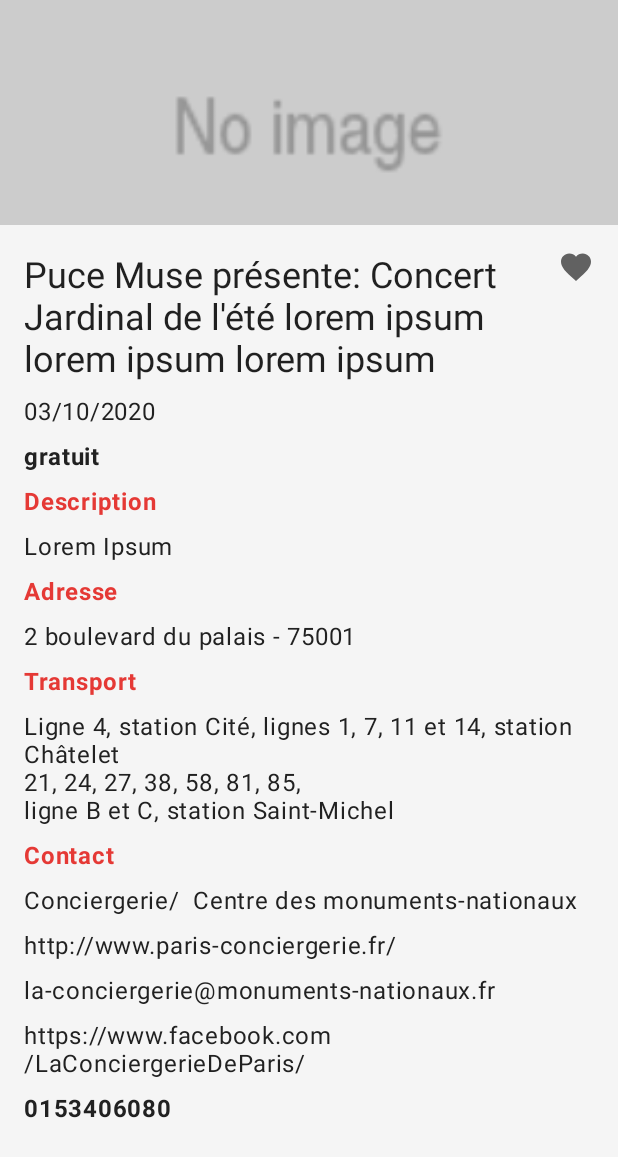
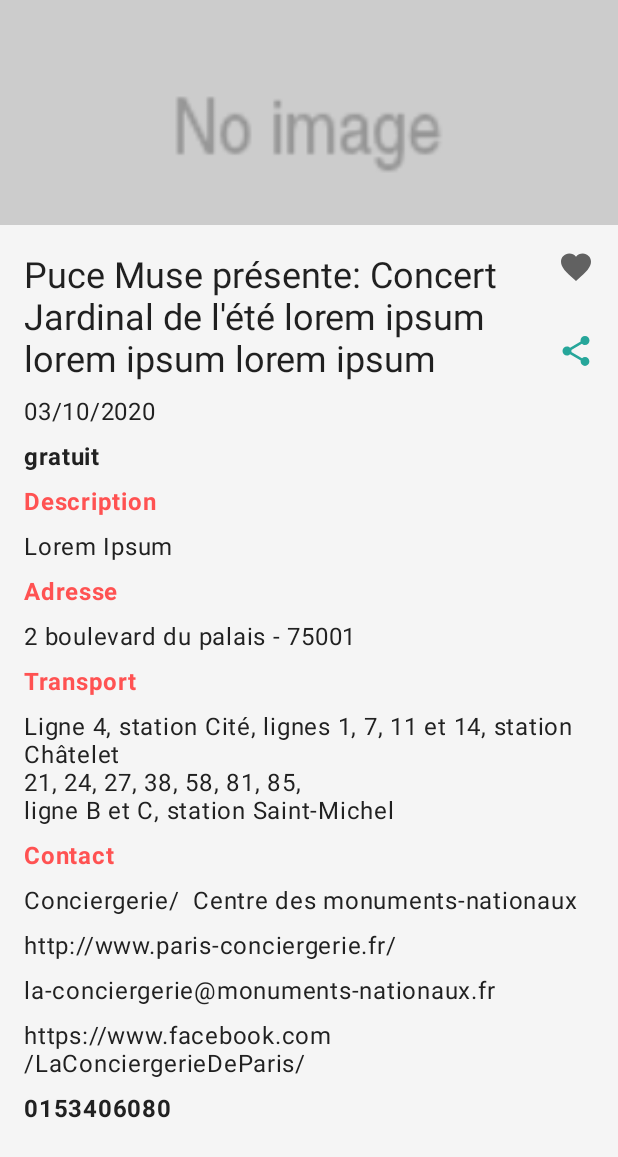
Before and after one commit to anacicconi/events-calendar, an Android app: the layout fragment_event_details.xml on its own in the app's theme, with its tools: preview values and no code run, on a phone screen of 412 x 824 dp. Shown: the top 1157 px of the screen. Run offline under Robolectric (Android 15) with nearby library versions, the phone set to English and light mode, and no system bars.

Commit message:
in progress

```diff
--- /dev/null
+++ b/app/src/main/res/drawable/ic_share.xml
@@ -0,0 +1,5 @@
+<vector android:height="24dp" android:tint="#757575"
+    android:viewportHeight="24.0" android:viewportWidth="24.0"
+    android:width="24dp" xmlns:android="http://schemas.android.com/apk/res/android">
+    <path android:fillColor="#FF000000" android:pathData="M18,16.08c-0.76,0 -1.44,0.3 -1.96,0.77L8.91,12.7c0.05,-0.23 0.09,-0.46 0.09,-0.7s-0.04,-0.47 -0.09,-0.7l7.05,-4.11c0.54,0.5 1.25,0.81 2.04,0.81 1.66,0 3,-1.34 3,-3s-1.34,-3 -3,-3 -3,1.34 -3,3c0,0.24 0.04,0.47 0.09,0.7L8.04,9.81C7.5,9.31 6.79,9 6,9c-1.66,0 -3,1.34 -3,3s1.34,3 3,3c0.79,0 1.5,-0.31 2.04,-0.81l7.12,4.16c-0.05,0.21 -0.08,0.43 -0.08,0.65 0,1.61 1.31,2.92 2.92,2.92 1.61,0 2.92,-1.31 2.92,-2.92s-1.31,-2.92 -2.92,-2.92z"/>
+</vector>
--- a/app/src/main/res/layout/fragment_event_details.xml
+++ b/app/src/main/res/layout/fragment_event_details.xml
@@ -56,8 +56,20 @@
                     android:layout_marginEnd="@dimen/margin_medium"
                     app:srcCompat="@drawable/ic_favorite"
                     app:layout_constraintTop_toTopOf="@id/event_title"
+                    app:layout_constraintBottom_toTopOf="@+id/event_share"
                     app:layout_constraintStart_toEndOf="@id/event_title"
                     app:layout_constraintEnd_toEndOf="parent"
+                    />
+                <ImageView
+                    android:id="@+id/event_share"
+                    android:layout_width="wrap_content"
+                    android:layout_height="wrap_content"
+                    android:layout_marginTop="@dimen/margin_large"
+                    app:srcCompat="@drawable/ic_share"
+                    app:layout_constraintTop_toBottomOf="@id/event_favorite"
+                    app:layout_constraintStart_toStartOf="@id/event_favorite"
+                    app:layout_constraintEnd_toEndOf="@id/event_favorite"
+                    android:tint="?colorSecondaryVariant"
                     />
                 <TextView
                     android:id="@+id/event_date"
--- a/app/src/main/res/values/colors.xml
+++ b/app/src/main/res/values/colors.xml
@@ -4,7 +4,7 @@
     <color name="primary_variant">#9E9E9E</color>
     <color name="on_primary">#212121</color>
     <color name="secondary">#FF5252</color>
-    <color name="secondary_variant">#e53935</color>
+    <color name="secondary_variant">#26a69a</color>
     <color name="on_secondary">#FFFFFF</color>
     <color name="background">#f5f5f5</color>
     <color name="surface">#FFFFFF</color>
--- a/app/src/main/res/values/strings.xml
+++ b/app/src/main/res/values/strings.xml
@@ -1,5 +1,5 @@
 <resources>
-    <string name="app_name">Events</string>
+    <string name="app_name">Paris Culture</string>
     <string name="error_message">An error has occurred</string>
     <string name="unknown">Unknown</string>
     <string name="no_results_message">0 results</string>
--- a/app/src/main/res/values/styles.xml
+++ b/app/src/main/res/values/styles.xml
@@ -18,7 +18,7 @@
 
     <style name="detail_label">
         <item name="android:textAppearance">@style/TextAppearance.MaterialComponents.Body1</item>
-        <item name="android:textColor">?colorSecondaryVariant</item>
+        <item name="android:textColor">?colorSecondary</item>
         <item name="android:textStyle">bold</item>
     </style>
 
```
Also changed, not shown: app/src/main/java/com/cicconi/events/EventDetailsFragment.java (+17 -0 lines).
